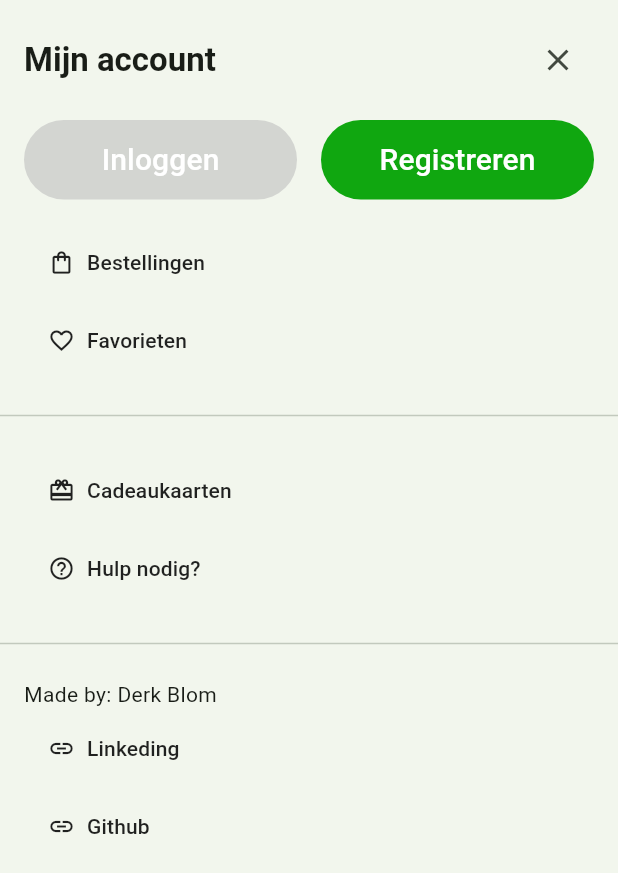
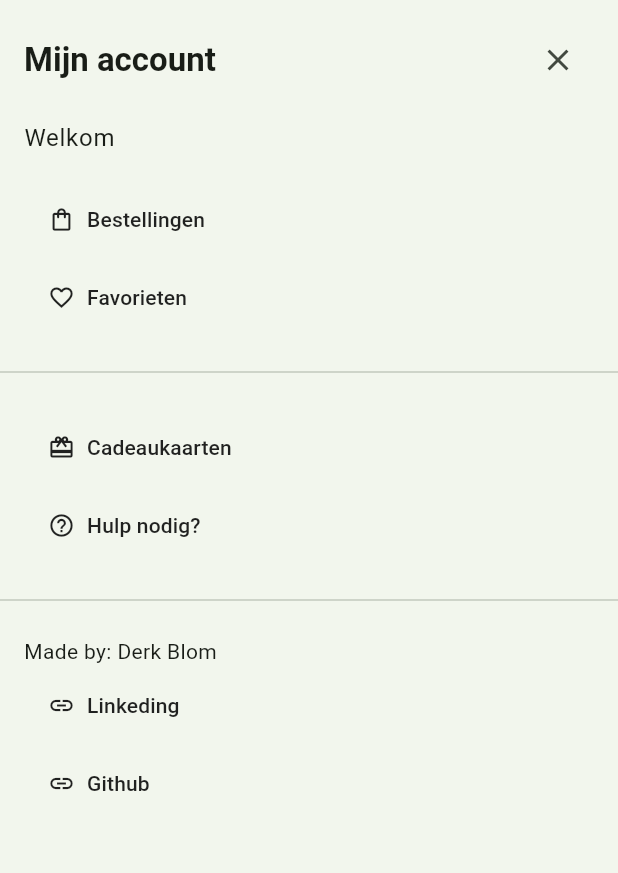
Before and after one commit to Derk-B/MobileApp, a Flutter app: the LandingPage screen opened directly, after a tap on the "menu" icon, on a phone screen of 412 x 824 dp. Shown: the top 873 px of the screen. Run offline on Flutter 3.47's test engine with Material 3 defaults, Android fonts, the phone set to English and light mode, and no system bars; our stand-ins replace carousel_slider, firebase_auth, firebase_core; missing offline and left inert: circle_flags, firebase_ui_auth, firebase_ui_localizations; accounts and stored records are empty; generated files the repository leaves out were written again.

Commit message:
Localized auth screens

```diff
--- a/app/lib/features/authentication/presentation/views/login_page.dart
+++ b/app/lib/features/authentication/presentation/views/login_page.dart
@@ -8,6 +8,11 @@ class LoginScreen extends StatelessWidget {
   Widget build(BuildContext context) {
     return SignInScreen(
       providers: [EmailAuthProvider()],
+      actions: [
+        AuthStateChangeAction<SignedIn>((context, state) {
+          Navigator.pop(context);
+        })
+      ],
     );
   }
 }
--- a/app/lib/features/authentication/presentation/views/register_page.dart
+++ b/app/lib/features/authentication/presentation/views/register_page.dart
@@ -8,6 +8,11 @@ class RegisterPage extends StatelessWidget {
   Widget build(BuildContext context) {
     return RegisterScreen(
       providers: [EmailAuthProvider()],
+      actions: [
+        AuthStateChangeAction<UserCreated>((context, state) {
+          Navigator.pop(context);
+        }),
+      ],
     );
   }
 }
--- a/app/lib/features/landingpage/presentation/widgets/landingpage_appbar.dart
+++ b/app/lib/features/landingpage/presentation/widgets/landingpage_appbar.dart
@@ -1,6 +1,7 @@
 import 'package:app/features/landingpage/presentation/widgets/landingpage_drawer/landingpage_drawer.dart';
 import 'package:app/main.dart';
 import 'package:app/shared/constants/contants.dart';
+import 'package:circle_flags/circle_flags.dart';
 import 'package:flutter/material.dart';
 
 PageRouteBuilder _drawerRoute() {
@@ -29,6 +30,16 @@ class LandingPageAppBar extends StatelessWidget implements PreferredSizeWidget {
     }
   }
 
+  String languageCode(BuildContext context) {
+    final app = App.of(context);
+
+    if (app.locale == const Locale("en")) {
+      return "nl";
+    } else {
+      return "gb";
+    }
+  }
+
   @override
   Widget build(BuildContext context) {
     return LayoutBuilder(
@@ -42,8 +53,12 @@ class LandingPageAppBar extends StatelessWidget implements PreferredSizeWidget {
         elevation: 10,
         actions: [
           IconButton(
-              onPressed: () => changeLocale(context),
-              icon: const Icon(Icons.flag)),
+            onPressed: () => changeLocale(context),
+            icon: CircleFlag(
+              languageCode(context),
+              size: kToolbarHeight / 2,
+            ),
+          ),
           IconButton(
             icon: const Icon(Icons.menu),
             onPressed: () {
--- /dev/null
+++ b/app/lib/features/landingpage/presentation/widgets/landingpage_drawer/header/drawer_header_account.dart
@@ -0,0 +1,21 @@
+import 'package:app/features/landingpage/presentation/widgets/landingpage_drawer/header/drawer_header_account_name.dart';
+import 'package:app/features/landingpage/presentation/widgets/landingpage_drawer/header/drawer_header_auth_buttons.dart';
+import 'package:firebase_auth/firebase_auth.dart';
+import 'package:flutter/material.dart';
+
+class DrawerHeaderAccount extends StatelessWidget {
+  const DrawerHeaderAccount({super.key});
+
+  @override
+  Widget build(BuildContext context) {
+    return StreamBuilder(
+        stream: FirebaseAuth.instance.authStateChanges(),
+        builder: ((context, snapshot) {
+          if (snapshot.hasData) {
+            return DrawerHeaderAccountName(snapshot.data!.email ?? "");
+          }
+
+          return const DrawerHeaderAuthButtons();
+        }));
+  }
+}
--- /dev/null
+++ b/app/lib/features/landingpage/presentation/widgets/landingpage_drawer/header/drawer_header_account_name.dart
@@ -0,0 +1,15 @@
+import 'package:app/shared/localizations_ext.dart';
+import 'package:flutter/material.dart';
+
+class DrawerHeaderAccountName extends StatelessWidget {
+  final String name;
+  const DrawerHeaderAccountName(this.name, {super.key});
+
+  @override
+  Widget build(BuildContext context) {
+    return Text(
+      "${AppLocalizations.of(context)!.landingpage_drawer_welcome_user} $name",
+      style: Theme.of(context).textTheme.bodyLarge,
+    );
+  }
+}
--- /dev/null
+++ b/app/lib/features/landingpage/presentation/widgets/landingpage_drawer/header/drawer_header_auth_buttons.dart
@@ -0,0 +1,53 @@
+import 'package:flutter/material.dart';
+
+import '../../../../../authentication/presentation/views/login_page.dart';
+import '../../../../../authentication/presentation/views/register_page.dart';
+
+class DrawerHeaderAuthButtons extends StatelessWidget {
+  const DrawerHeaderAuthButtons({super.key});
+
+  @override
+  Widget build(BuildContext context) {
+    return Row(
+      children: [
+        Expanded(
+          child: TextButton(
+              onPressed: () {
+                Navigator.of(context).push(MaterialPageRoute(
+                    builder: (context) => const LoginScreen()));
+              },
+              style: TextButton.styleFrom(
+                padding: const EdgeInsets.symmetric(vertical: 12.0),
+                backgroundColor: Theme.of(context).colorScheme.secondary,
+              ),
+              child: Text(
+                "Inloggen",
+                style: TextStyle(
+                  fontSize: 20,
+                  color: Theme.of(context).colorScheme.onPrimary,
+                ),
+              )),
+        ),
+        const SizedBox(width: 16.0),
+        Expanded(
+          child: TextButton(
+              onPressed: () {
+                Navigator.of(context).push(MaterialPageRoute(
+                    builder: (context) => const RegisterPage()));
+              },
+              style: TextButton.styleFrom(
+                padding: const EdgeInsets.symmetric(vertical: 12.0),
+                backgroundColor: Theme.of(context).colorScheme.primary,
+              ),
+              child: Text(
+                "Registreren",
+                style: TextStyle(
+                  fontSize: 20,
+                  color: Theme.of(context).colorScheme.onPrimary,
+                ),
+              )),
+        ),
+      ],
+    );
+  }
+}
--- a/app/lib/features/landingpage/presentation/widgets/landingpage_drawer/landingpage_drawer_header.dart
+++ b/app/lib/features/landingpage/presentation/widgets/landingpage_drawer/landingpage_drawer_header.dart
@@ -1,5 +1,4 @@
-import 'package:app/features/authentication/presentation/views/login_page.dart';
-import 'package:app/features/authentication/presentation/views/register_page.dart';
+import 'package:app/features/landingpage/presentation/widgets/landingpage_drawer/header/drawer_header_account.dart';
 import 'package:app/features/landingpage/presentation/widgets/landingpage_drawer/landingpage_drawer_iconbutton.dart';
 import 'package:flutter/material.dart';
 
@@ -28,50 +27,9 @@ class LandingPageDrawerHeader extends StatelessWidget {
                   icon: const Icon(Icons.close))
             ],
           ),
-          Padding(
-            padding: const EdgeInsets.symmetric(vertical: 16.0),
-            child: Row(
-              children: [
-                Expanded(
-                  child: TextButton(
-                      onPressed: () {
-                        Navigator.of(context).push(MaterialPageRoute(
-                            builder: (context) => const LoginScreen()));
-                      },
-                      style: TextButton.styleFrom(
-                        padding: const EdgeInsets.symmetric(vertical: 12.0),
-                        backgroundColor:
-                            Theme.of(context).colorScheme.secondary,
-                      ),
-                      child: Text(
-                        "Inloggen",
-                        style: TextStyle(
-                          fontSize: 20,
-                          color: Theme.of(context).colorScheme.onPrimary,
-                        ),
-                      )),
-                ),
-                const SizedBox(width: 16.0),
-                Expanded(
-                  child: TextButton(
-                      onPressed: () {
-                        Navigator.of(context).push(MaterialPageRoute(
-                            builder: (context) => const RegisterPage()));
-                      },
-                      style: TextButton.styleFrom(
-                        padding: const EdgeInsets.symmetric(vertical: 12.0),
-                        backgroundColor: Theme.of(context).colorScheme.primary,
-                      ),
-                      child: Text(
-                        "Registreren",
-                        style: TextStyle(
-                          fontSize: 20,
-                          color: Theme.of(context).colorScheme.onPrimary,
-                        ),
-                      )),
-                ),
-              ],
-            ),
+          const Padding(
+            padding: EdgeInsets.symmetric(vertical: 16.0),
+            child: DrawerHeaderAccount(),
           ),
           const LandingPageDrawerIconButton(
             icon: Icon(Icons.shopping_bag_outlined),
--- a/app/lib/l10n/app_en.arb
+++ b/app/lib/l10n/app_en.arb
@@ -12,6 +12,7 @@
   "landingpage_tutorial_widget_title_2": "Deliver or takeaway",
   "landingpage_tutorial_widget_description_2":  "We keep you up to date with the progress of your order",
   "landingpage_footer_made_by": "Made by:",
+  "landingpage_drawer_welcome_user": "Welcome",
 
   "firebase_ui_email_input_label": "Email Address",
   "firebase_ui_password_input_label": "Password",
--- a/app/lib/l10n/app_nl.arb
+++ b/app/lib/l10n/app_nl.arb
@@ -12,6 +12,7 @@
   "landingpage_tutorial_widget_title_2": "Geef je huidige locatie",
   "landingpage_tutorial_widget_description_2":  "Wij zoeken de dichtsbijzijnde restaurants en winkels voor je op",
   "landingpage_footer_made_by": "Gemaakt door:",
+  "landingpage_drawer_welcome_user": "Welkom",
 
   "firebase_ui_email_input_label": "E-mailadres",
   "firebase_ui_password_input_label": "Wachtwoord",
--- a/app/lib/main.dart
+++ b/app/lib/main.dart
@@ -99,11 +99,6 @@ class AuthWrapper extends StatefulWidget {
 class _AuthWrapperState extends State<AuthWrapper> {
   @override
   Widget build(BuildContext context) {
-    return StreamBuilder<User?>(
-      stream: FirebaseAuth.instance.authStateChanges(),
-      builder: (context, snapshot) {
-        return const LandingPage();
-      },
-    );
+    return const LandingPage();
   }
 }
--- a/app/pubspec.yaml
+++ b/app/pubspec.yaml
@@ -46,6 +46,7 @@ dependencies:
   intl: ^0.18.1
   flutter_localizations:
     sdk: flutter
+  circle_flags: ^3.0.1
 
 dev_dependencies:
   flutter_test:
```
Also changed, not shown: app/pubspec.lock.
